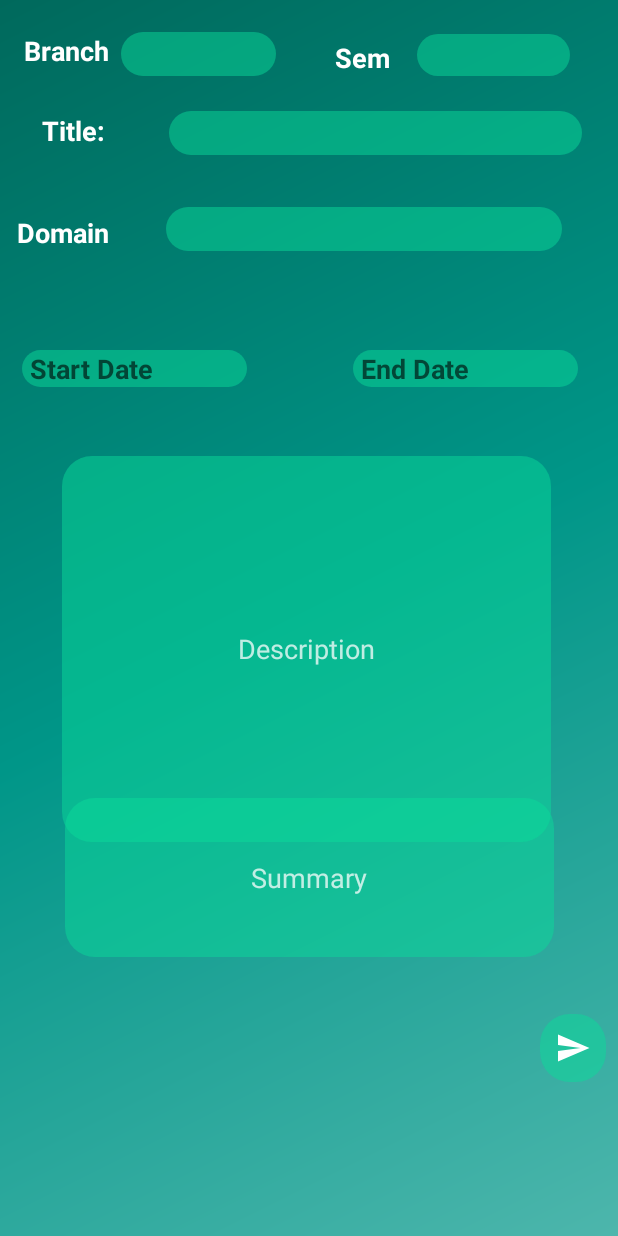
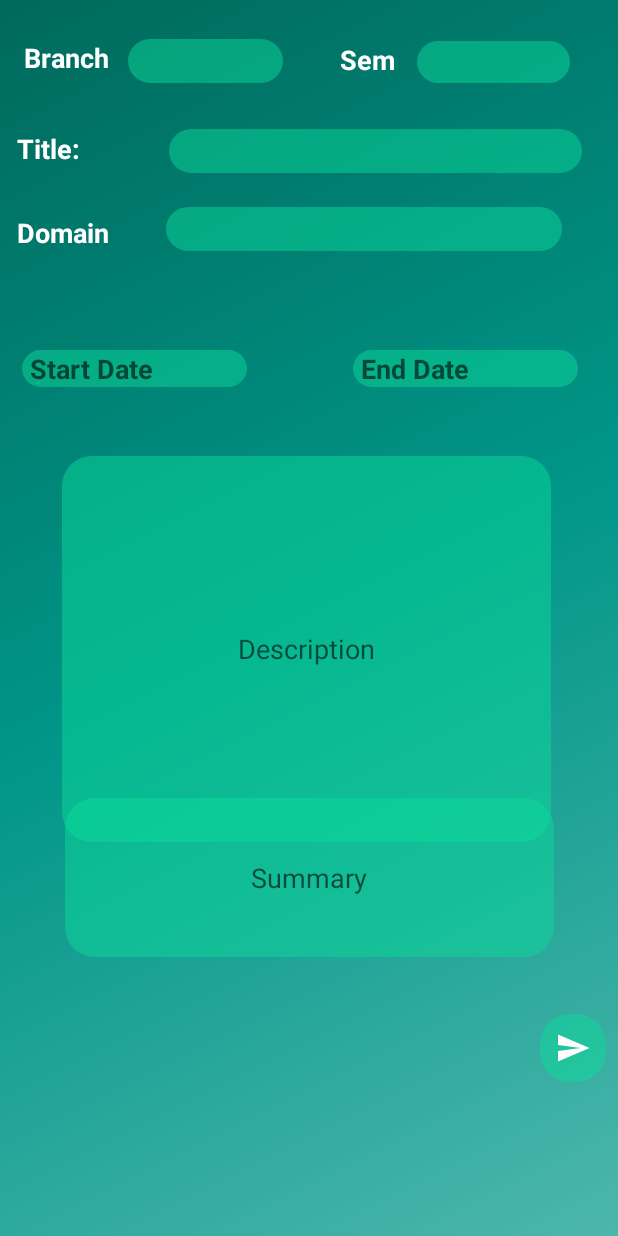
Before and after one commit to deshna-jain/DIR_App, an Android app: the NotificationActivity screen opened directly, with no data from a screen before it, on a phone screen of 412 x 824 dp. Run offline under Robolectric (Android 15) with nearby library versions, the phone set to English and light mode, and no system bars.

```diff
--- a/AndroidStudioProjects/DrsystemApp/app/src/main/java/com/example/deshnajain/drsystemapp/NotificationActivity.java
+++ b/AndroidStudioProjects/DrsystemApp/app/src/main/java/com/example/deshnajain/drsystemapp/NotificationActivity.java
@@ -1,36 +1,83 @@
 package com.example.deshnajain.drsystemapp;
 
 import android.content.Intent;
+import android.database.Cursor;
 import android.support.v7.app.AppCompatActivity;
 import android.os.Bundle;
 import android.view.View;
+import android.widget.ArrayAdapter;
 import android.widget.Button;
+import android.widget.CheckBox;
+import android.widget.EditText;
 import android.widget.ImageButton;
+import android.widget.Spinner;
 import android.widget.Toast;
+
+import com.example.deshnajain.drsystemapp.Database.DatabaseHelper;
+import com.example.deshnajain.drsystemapp.Database.NotificationTable;
 
 import static android.widget.Toast.LENGTH_LONG;
 
 public class NotificationActivity extends AppCompatActivity implements View.OnClickListener {
-private ImageButton btn;
+    private ImageButton btn;
+    private EditText title, domain, branch, sem, des, srt, end, summary;
+    private DatabaseHelper databaseHelper;
+
+    //String[] strings = {"CS", "IT", "EC", "EI", "ME", "CE", "IP", "BM"};
     @Override
     protected void onCreate(Bundle savedInstanceState) {
         super.onCreate(savedInstanceState);
         setContentView(R.layout.activity_notification);
+        title = (EditText) findViewById(R.id.title);
+        domain = (EditText) findViewById(R.id.domain);
+        branch = (EditText) findViewById(R.id.brnch);
+        sem = (EditText) findViewById(R.id.sem);
+        des = (EditText) findViewById(R.id.des);
+        srt = (EditText) findViewById(R.id.srt_date);
+        summary = (EditText) findViewById(R.id.summary);
+        end = (EditText) findViewById(R.id.end_date);
+
 
         btn = findViewById(R.id.sendbtn);
         btn.setOnClickListener(new View.OnClickListener() {
             @Override
             public void onClick(View v) {
                 notification();
+
             }
         });
+
     }
 
+
+
     private void notification() {
-        Toast.makeText(this,"Notification Sent",Toast.LENGTH_LONG).show();
-        this.finish();
+        if (title.getText().toString().isEmpty()) {
+            Toast.makeText(this, "Please provide Title.", Toast.LENGTH_LONG).show();
+        } else if (domain.getText().toString().isEmpty()) {
+            Toast.makeText(this, "Please provide domain", Toast.LENGTH_LONG).show();
+        } else if (branch.getText().toString().isEmpty()) {
+            Toast.makeText(this, "Please provide branch.", Toast.LENGTH_LONG).show();
+        } else if (sem.getText().toString().isEmpty()) {
+            Toast.makeText(this, "Please provide sem.", Toast.LENGTH_LONG).show();
+        } else if (des.getText().toString().isEmpty()) {
+            Toast.makeText(this, "Please provide description.", Toast.LENGTH_LONG).show();
+        } else if (srt.getText().toString().isEmpty()) {
+            Toast.makeText(this, "Please provide start date.", Toast.LENGTH_LONG).show();
+        } else if (summary.getText().toString().isEmpty()) {
+            Toast.makeText(this, "Please provide summary.", Toast.LENGTH_LONG).show();
+        } else {
+            databaseHelper = DatabaseHelper.getInstance(this);
+            NotificationTable notify = new NotificationTable(title.getText().toString(), domain.getText().toString(), srt.getText().toString(), end.getText().toString(), des.getText().toString(), summary.getText().toString(), branch.getText().toString(), sem.getText().toString());
+            if (databaseHelper.addNotificationData(notify)) {
+                Toast.makeText(this, "Notification Sent", Toast.LENGTH_LONG).show();
+                this.finish();
+            } else {
+                Toast.makeText(this, "Notification Not Sent", Toast.LENGTH_LONG).show();
+            }
+
+        }
     }
-
 
     @Override
     public void onClick(View v) {
--- a/AndroidStudioProjects/DrsystemApp/app/src/main/res/layout/activity_notification.xml
+++ b/AndroidStudioProjects/DrsystemApp/app/src/main/res/layout/activity_notification.xml
@@ -13,7 +13,7 @@
         android:layout_height="match_parent">
 
         <EditText
-            android:id="@+id/editText14"
+            android:id="@+id/summary"
             style="@style/Widget.AppCompat.EditText"
             android:layout_width="326dp"
             android:layout_height="106dp"
@@ -25,7 +25,7 @@
             android:background="@drawable/edit_box"
             android:ems="10"
             android:inputType="textMultiLine"
-            android:text="@string/summary"
+            android:hint="@string/summary"
             android:textAlignment="center"
             android:textColor="#beffffff"
             app:layout_constraintEnd_toEndOf="parent"
@@ -33,7 +33,7 @@
             app:layout_constraintTop_toTopOf="parent" />
 
         <EditText
-            android:id="@+id/editText9"
+            android:id="@+id/domain"
             android:layout_width="264dp"
             android:layout_height="29dp"
             android:layout_marginStart="8dp"
@@ -51,8 +51,8 @@
             app:layout_constraintTop_toTopOf="parent"
             app:layout_constraintVertical_bias="0.165" />
 
-        <Spinner
-            android:id="@+id/spinner2"
+        <EditText
+            android:id="@+id/sem"
             android:layout_width="102dp"
             android:layout_height="28dp"
             android:layout_marginStart="8dp"
@@ -61,18 +61,18 @@
             android:layout_marginEnd="8dp"
             android:layout_marginRight="8dp"
             android:layout_marginBottom="8dp"
-            android:autofillHints="@string/branch"
             android:background="@drawable/edit_box"
+            android:paddingLeft="8dp"
             android:popupBackground="@drawable/edit_box"
             app:layout_constraintBottom_toBottomOf="parent"
             app:layout_constraintEnd_toEndOf="parent"
             app:layout_constraintHorizontal_bias="0.891"
             app:layout_constraintStart_toEndOf="@+id/textView27"
             app:layout_constraintTop_toTopOf="parent"
-            app:layout_constraintVertical_bias="0.019" />
+            app:layout_constraintVertical_bias="0.025" />
 
         <EditText
-            android:id="@+id/editText13"
+            android:id="@+id/end_date"
             android:layout_width="150dp"
             android:layout_height="wrap_content"
             android:layout_marginStart="8dp"
@@ -115,7 +115,7 @@
             app:layout_constraintHorizontal_bias="0.0"
             app:layout_constraintStart_toStartOf="parent"
             app:layout_constraintTop_toTopOf="parent"
-            app:layout_constraintVertical_bias="0.017" />
+            app:layout_constraintVertical_bias="0.023" />
 
         <TextView
             android:id="@+id/textView28"
@@ -133,16 +133,18 @@
             android:textStyle="bold"
             app:layout_constraintBottom_toBottomOf="parent"
             app:layout_constraintEnd_toEndOf="parent"
-            app:layout_constraintEnd_toStartOf="@+id/editText10"
-            app:layout_constraintHorizontal_bias="0.363"
+            app:layout_constraintEnd_toStartOf="@+id/title"
+            app:layout_constraintHorizontal_bias="0.066"
             app:layout_constraintStart_toStartOf="parent"
             app:layout_constraintTop_toTopOf="parent"
-            app:layout_constraintVertical_bias="0.085" />
+            app:layout_constraintVertical_bias="0.1" />
 
         <EditText
-            android:id="@+id/editText10"
+            android:id="@+id/title"
             android:layout_width="275dp"
             android:layout_height="29dp"
+            android:layout_marginStart="8dp"
+            android:layout_marginLeft="8dp"
             android:layout_marginTop="8dp"
             android:layout_marginEnd="24dp"
             android:layout_marginRight="24dp"
@@ -152,11 +154,13 @@
             android:paddingLeft="20dp"
             app:layout_constraintBottom_toBottomOf="parent"
             app:layout_constraintEnd_toEndOf="parent"
+            app:layout_constraintHorizontal_bias="1.0"
+            app:layout_constraintStart_toStartOf="parent"
             app:layout_constraintTop_toTopOf="parent"
-            app:layout_constraintVertical_bias="0.084" />
+            app:layout_constraintVertical_bias="0.099" />
 
         <EditText
-            android:id="@+id/editText11"
+            android:id="@+id/des"
             style="@style/Widget.AppCompat.EditText"
             android:layout_width="326dp"
             android:layout_height="257dp"
@@ -169,7 +173,7 @@
             android:background="@drawable/edit_box"
             android:ems="10"
             android:inputType="textMultiLine"
-            android:text="@string/description"
+            android:hint="@string/description"
             android:textAlignment="center"
             android:textColor="#beffffff"
             app:layout_constraintBottom_toBottomOf="parent"
@@ -196,7 +200,7 @@
             app:srcCompat="@drawable/ic_menu_send" />
 
         <EditText
-            android:id="@+id/editText12"
+            android:id="@+id/srt_date"
             android:layout_width="150dp"
             android:layout_height="wrap_content"
             android:layout_marginStart="8dp"
@@ -219,8 +223,8 @@
             app:layout_constraintTop_toTopOf="parent"
             app:layout_constraintVertical_bias="0.288" />
 
-        <Spinner
-            android:id="@+id/spinner"
+        <EditText
+            android:id="@+id/brnch"
             android:layout_width="103dp"
             android:layout_height="29dp"
             android:layout_marginStart="8dp"
@@ -230,13 +234,14 @@
             android:layout_marginRight="8dp"
             android:layout_marginBottom="8dp"
             android:background="@drawable/edit_box"
+            android:paddingLeft="8dp"
             android:popupBackground="@drawable/edit_box"
             app:layout_constraintBottom_toBottomOf="parent"
             app:layout_constraintEnd_toEndOf="parent"
-            app:layout_constraintHorizontal_bias="0.0"
+            app:layout_constraintHorizontal_bias="0.02"
             app:layout_constraintStart_toEndOf="@+id/textView27"
             app:layout_constraintTop_toTopOf="parent"
-            app:layout_constraintVertical_bias="0.017" />
+            app:layout_constraintVertical_bias="0.023" />
 
         <TextView
             android:id="@+id/textView29"
@@ -254,10 +259,10 @@
             android:textStyle="bold"
             app:layout_constraintBottom_toBottomOf="parent"
             app:layout_constraintEnd_toEndOf="parent"
-            app:layout_constraintHorizontal_bias="0.599"
+            app:layout_constraintHorizontal_bias="0.608"
             app:layout_constraintStart_toStartOf="parent"
             app:layout_constraintTop_toTopOf="parent"
-            app:layout_constraintVertical_bias="0.023" />
+            app:layout_constraintVertical_bias="0.025" />
 
         <TextView
             android:id="@+id/textView30"
--- a/AndroidStudioProjects/DrsystemApp/app/src/main/res/layout/activity_register.xml
+++ b/AndroidStudioProjects/DrsystemApp/app/src/main/res/layout/activity_register.xml
@@ -183,7 +183,7 @@
         app:layout_constraintVertical_bias="0.382" />
 
         <EditText
-            android:id="@+id/email2"
+            android:id="@+id/pass"
             android:layout_width="match_parent"
             android:layout_height="wrap_content"
             android:layout_marginStart="8dp"
```
Also changed, not shown: AndroidStudioProjects/DrsystemApp/app/src/main/java/com/example/deshnajain/drsystemapp/Database/DatabaseHelper.java (+82 -19 lines), AndroidStudioProjects/DrsystemApp/app/src/main/java/com/example/deshnajain/drsystemapp/Database/EducationTable.java (added, +24 -0 lines), AndroidStudioProjects/DrsystemApp/app/src/main/java/com/example/deshnajain/drsystemapp/Database/NotificationTable.java (added, +116 -0 lines), AndroidStudioProjects/DrsystemApp/app/src/main/java/com/example/deshnajain/drsystemapp/Database/UserTable.java (+8 -12 lines), AndroidStudioProjects/DrsystemApp/app/src/main/java/com/example/deshnajain/drsystemapp/HomeActivity.java (+10 -2 lines), AndroidStudioProjects/DrsystemApp/app/src/main/java/com/example/deshnajain/drsystemapp/MainActivity.java (+37 -5 lines), AndroidStudioProjects/DrsystemApp/app/src/main/java/com/example/deshnajain/drsystemapp/RegisterActivity.java (+27 -5 lines), 1 other file.
